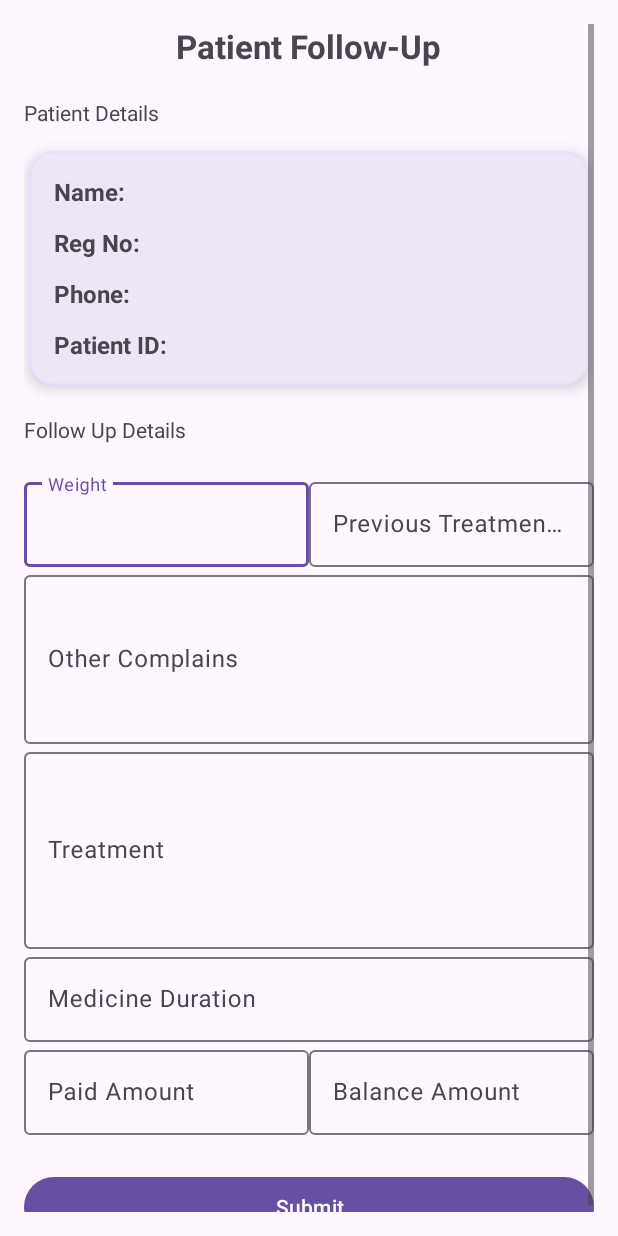
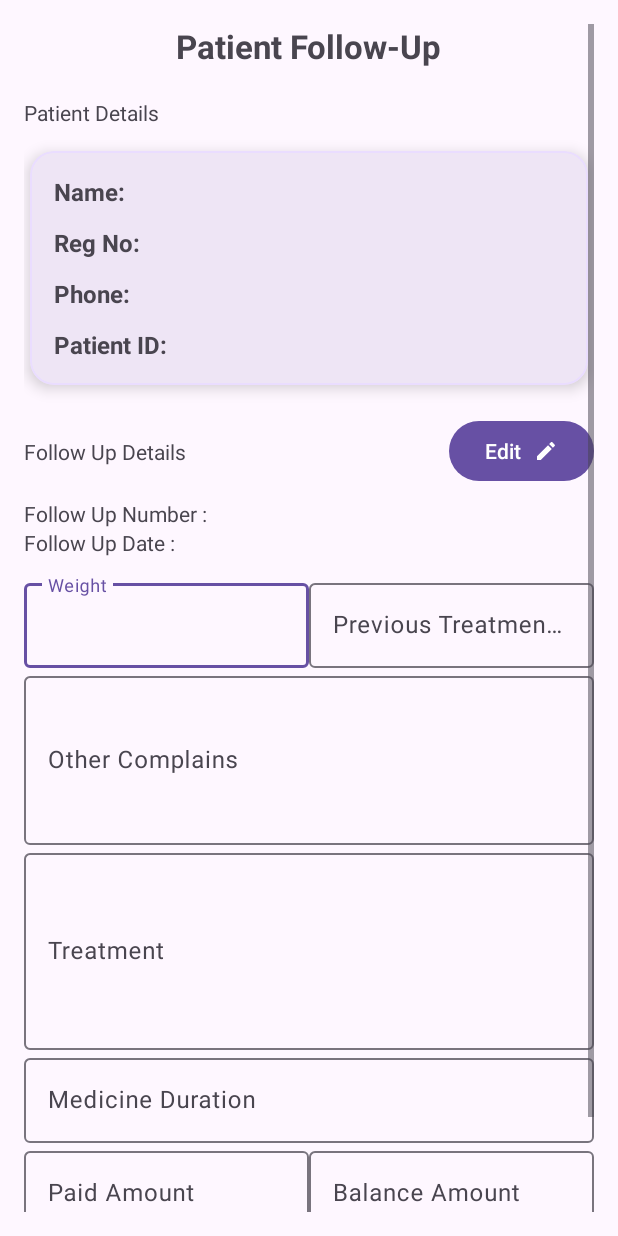
Before and after one commit to skystone1000/Hospital-Data-Web-App, an Android app: the layout activity_patient_follow_up.xml on its own in the app's theme, with its tools: preview values and no code run, on a phone screen of 412 x 824 dp. Run offline under Robolectric (Android 15) with nearby library versions, the phone set to English and light mode, and no system bars.

Commit message:
Follow Up - Disabled Input Fix, Ordering, Date+Number display

```diff
--- a/PatientRecords/app/src/main/java/com/example/patientrecords/data/localdb/PatientFollowUpDao.kt
+++ b/PatientRecords/app/src/main/java/com/example/patientrecords/data/localdb/PatientFollowUpDao.kt
@@ -16,6 +16,6 @@ interface PatientFollowUpDao {
     @Update
     suspend fun updateFollowUp(followUp: PatientFollowUp)
 
-    @Query("SELECT * FROM follow_up_data WHERE id = :patientId")
+    @Query("SELECT * FROM follow_up_data WHERE id = :patientId ORDER BY follow_up_num DESC")
     fun getFollowUpsForPatient(patientId: Int): Flow<List<PatientFollowUp>>
 }
--- a/PatientRecords/app/src/main/res/layout/activity_patient_follow_up.xml
+++ b/PatientRecords/app/src/main/res/layout/activity_patient_follow_up.xml
@@ -1,6 +1,7 @@
 <?xml version="1.0" encoding="utf-8"?>
 <layout xmlns:android="http://schemas.android.com/apk/res/android"
-    xmlns:app="http://schemas.android.com/apk/res-auto">
+    xmlns:app="http://schemas.android.com/apk/res-auto"
+    xmlns:tools="http://schemas.android.com/tools">
 
     <data>
         <variable
@@ -175,7 +176,35 @@
                     app:layout_constraintEnd_toEndOf="parent"
                     app:layout_constraintTop_toTopOf="parent"
                     app:layout_constraintBottom_toBottomOf="parent"
-                    app:layout_constraintVertical_bias="0.5" />
+                    app:layout_constraintVertical_bias="0.5"
+                    tools:visibility="visible"/>
+
+            </androidx.constraintlayout.widget.ConstraintLayout>
+
+            <androidx.constraintlayout.widget.ConstraintLayout
+                android:layout_width="match_parent"
+                android:layout_height="wrap_content">
+
+                <com.google.android.material.textview.MaterialTextView
+                    android:id="@+id/tvFollowUpNum"
+                    android:layout_width="wrap_content"
+                    android:layout_height="wrap_content"
+                    android:text="Follow Up Number : "
+                    android:visibility="gone"
+                    android:textAlignment="textStart"
+                    app:layout_constraintStart_toStartOf="parent"
+                    app:layout_constraintTop_toTopOf="parent"
+                    tools:visibility="visible"/>
+
+                <com.google.android.material.textview.MaterialTextView
+                    android:id="@+id/tvFollowUpDate"
+                    android:layout_width="wrap_content"
+                    android:layout_height="wrap_content"
+                    android:text="Follow Up Date : "
+                    android:visibility="gone"
+                    app:layout_constraintStart_toStartOf="parent"
+                    app:layout_constraintTop_toBottomOf="@+id/tvFollowUpNum"
+                    tools:visibility="visible"/>
 
             </androidx.constraintlayout.widget.ConstraintLayout>
 
```
Also changed, not shown: PatientRecords/app/src/main/java/com/example/patientrecords/ui/followuppatient/PatientFollowUpActivity.kt (+18 -3 lines).
